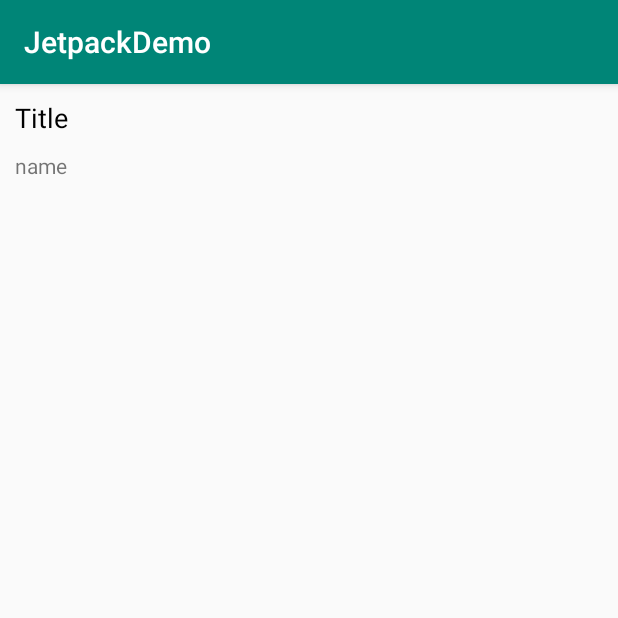
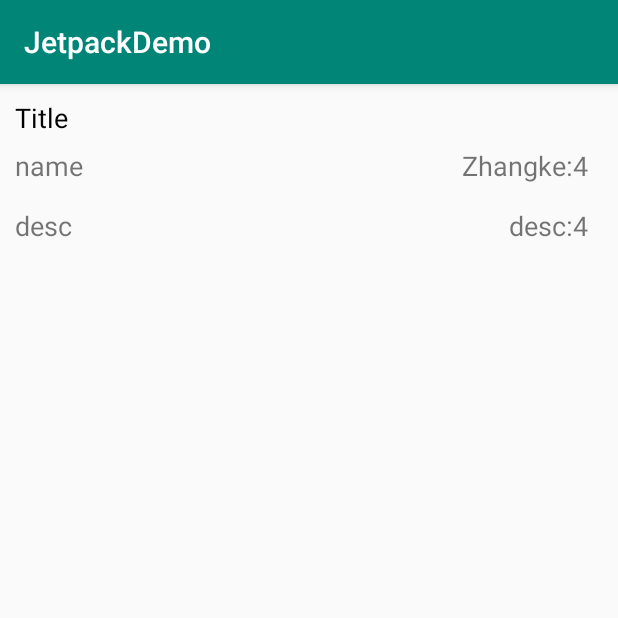
Before and after one commit to 0xZhangKe/JetpackDemo, an Android app: the screen it shows after launch (MainActivity), on a phone screen of 412 x 824 dp, the top half of it. Run offline under Robolectric (Android 15) with nearby library versions, the phone set to English and light mode, and no system bars; our stand-ins replace data binding.

Commit message:
完善 demo

```diff
--- a/app/build.gradle
+++ b/app/build.gradle
@@ -3,6 +3,8 @@ apply plugin: 'com.android.application'
 apply plugin: 'kotlin-android'
 
 apply plugin: 'kotlin-android-extensions'
+
+apply plugin: "kotlin-kapt"
 
 android {
     compileSdkVersion 29
--- a/app/src/main/java/com/zhangke/demo/jetpack/MainActivity.kt
+++ b/app/src/main/java/com/zhangke/demo/jetpack/MainActivity.kt
@@ -3,12 +3,15 @@ package com.zhangke.demo.jetpack
 import androidx.appcompat.app.AppCompatActivity
 import android.os.Bundle
 import androidx.databinding.DataBindingUtil
+import androidx.lifecycle.MutableLiveData
 import com.zhangke.demo.jetpack.databinding.ActivityMainBinding
+import com.zhangke.demo.jetpack.entity.Content
 import com.zhangke.demo.jetpack.entity.User
 
 class MainActivity : AppCompatActivity() {
 
     private lateinit var binding: ActivityMainBinding
+    private lateinit var content: Content
 
     override fun onCreate(savedInstanceState: Bundle?) {
         super.onCreate(savedInstanceState)
@@ -16,12 +19,17 @@ class MainActivity : AppCompatActivity() {
         binding.lifecycleOwner = this
         binding.title = "Title"
 
-        val user = User("ZhangKe")
+        val user = User()
+        user.name = "ZhangKe"
         binding.user = user
+
+        content = Content("desc")
+        binding.content = content
 
         Thread {
             for (i in 1..100) {
-                user.setName("Zhangke:$i")
+                user.name = "Zhangke:$i"
+                runOnUiThread{ content.desc.value = "desc:$i" }
                 Thread.sleep(700)
             }
         }.start()
--- a/app/src/main/java/com/zhangke/demo/jetpack/entity/data.kt
+++ b/app/src/main/java/com/zhangke/demo/jetpack/entity/data.kt
@@ -2,20 +2,29 @@ package com.zhangke.demo.jetpack.entity
 
 import androidx.databinding.BaseObservable
 import androidx.databinding.Bindable
+import androidx.lifecycle.MutableLiveData
 import com.zhangke.demo.jetpack.BR
 
 /**
  * Created by ZhangKe on 2019/9/11.
  */
 
-class User(private var name: String):BaseObservable(){
+class User : BaseObservable() {
 
-    @Bindable
-    fun getName(): String = name
-
-    fun setName(_name: String){
-        name = _name
-        notifyPropertyChanged(BR.name)
-    }
+    @get:Bindable
+    var name: String = ""
+        set(value) {
+            field = value
+            notifyPropertyChanged(BR.name)
+        }
 
 }
+
+class Content(_desc: String) {
+
+    val desc = MutableLiveData<String>()
+
+    init {
+        desc.value = _desc
+    }
+}
--- a/app/src/main/res/layout/activity_main.xml
+++ b/app/src/main/res/layout/activity_main.xml
@@ -11,6 +11,10 @@
             name="user"
             type="com.zhangke.demo.jetpack.entity.User" />
 
+        <variable
+            name="content"
+            type="com.zhangke.demo.jetpack.entity.Content" />
+
     </data>
 
     <LinearLayout
@@ -19,7 +23,9 @@
         android:layout_width="match_parent"
         android:layout_height="match_parent"
         android:orientation="vertical"
-        android:padding="10dp"
+        android:paddingTop="10dp"
+        android:paddingStart="10dp"
+        android:paddingEnd="20dp"
         tools:context=".MainActivity">
 
         <TextView
@@ -38,13 +44,35 @@
                 android:layout_width="wrap_content"
                 android:layout_height="wrap_content"
                 android:layout_gravity="center_vertical"
+                android:textSize="18sp"
                 android:text="name"/>
 
             <TextView
                 android:layout_width="wrap_content"
                 android:layout_height="wrap_content"
                 android:layout_gravity="center_vertical|end"
+                android:textSize="18sp"
                 android:text="@{user.name}" />
+        </FrameLayout>
+
+        <FrameLayout
+            android:layout_width="match_parent"
+            android:layout_height="40dp"
+            android:gravity="center_vertical">
+
+            <TextView
+                android:layout_width="wrap_content"
+                android:layout_height="wrap_content"
+                android:layout_gravity="center_vertical"
+                android:textSize="18sp"
+                android:text="desc"/>
+
+            <TextView
+                android:layout_width="wrap_content"
+                android:layout_height="wrap_content"
+                android:layout_gravity="center_vertical|end"
+                android:textSize="18sp"
+                android:text="@{content.desc}" />
         </FrameLayout>
 
     </LinearLayout>
```
